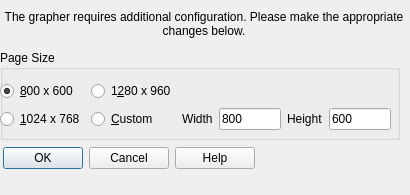
This is src/UIs/Qt-analyzer/graphdlg.ui in wayman0/CAPS-Analyzer as Qt 5 draws it before an edit. The edited form follows.
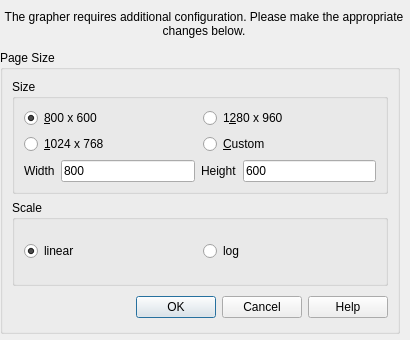
This is the edited form.

Patch:
```diff
--- a/src/UIs/Qt-analyzer/graphdlg.ui
+++ b/src/UIs/Qt-analyzer/graphdlg.ui
@@ -7,7 +7,7 @@
     <x>0</x>
     <y>0</y>
     <width>410</width>
-    <height>195</height>
+    <height>340</height>
    </rect>
   </property>
   <property name="minimumSize">
@@ -50,7 +50,7 @@
      <x>0</x>
      <y>50</y>
      <width>400</width>
-     <height>90</height>
+     <height>284</height>
     </rect>
    </property>
    <property name="minimumSize">
@@ -62,14 +62,11 @@
    <property name="title">
     <string>Page Size</string>
    </property>
-   <widget class="QWidget" name="layoutWidget">
-    <property name="geometry">
-     <rect>
-      <x>0</x>
-      <y>30</y>
-      <width>391</width>
-      <height>51</height>
-     </rect>
+   <layout class="QGridLayout" name="gridLayout_3">
+    <item row="0" column="0">
+     <widget class="QGroupBox" name="sizeGroupBox">
+      <property name="title">
+       <string>Size</string>
     </property>
     <layout class="QGridLayout" name="gridLayout">
      <item row="0" column="0">
@@ -103,7 +100,7 @@
        </property>
       </widget>
      </item>
-     <item row="1" column="2">
+       <item row="2" column="0" colspan="2">
       <layout class="QHBoxLayout" name="customSizeLayout">
        <item>
         <widget class="QLabel" name="widthLabel">
@@ -137,18 +134,34 @@
      </item>
     </layout>
    </widget>
-  </widget>
-  <widget class="QWidget" name="">
-   <property name="geometry">
-    <rect>
-     <x>3</x>
-     <y>142</y>
-     <width>391</width>
-     <height>32</height>
-    </rect>
-   </property>
-   <layout class="QHBoxLayout" name="ButtonLayout">
-    <item>
+    </item>
+    <item row="1" column="0">
+     <widget class="QGroupBox" name="scaleGroupBox">
+      <property name="title">
+       <string>Scale</string>
+      </property>
+      <layout class="QGridLayout" name="gridLayout_2">
+       <item row="0" column="0">
+        <widget class="QRadioButton" name="linearButton">
+         <property name="text">
+          <string>linear</string>
+         </property>
+         <property name="checked">
+          <bool>true</bool>
+         </property>
+        </widget>
+       </item>
+       <item row="0" column="1">
+        <widget class="QRadioButton" name="logButton">
+         <property name="text">
+          <string>log</string>
+         </property>
+        </widget>
+       </item>
+      </layout>
+     </widget>
+    </item>
+    <item row="2" column="0">
      <widget class="QDialogButtonBox" name="buttonBox">
       <property name="minimumSize">
        <size>
@@ -164,19 +177,6 @@
       </property>
      </widget>
     </item>
-    <item>
-     <spacer name="horizontalSpacer_2">
-      <property name="orientation">
-       <enum>Qt::Horizontal</enum>
-      </property>
-      <property name="sizeHint" stdset="0">
-       <size>
-        <width>68</width>
-        <height>20</height>
-       </size>
-      </property>
-     </spacer>
-    </item>
    </layout>
   </widget>
  </widget>
```
Lines whose indentation alone changed are shown as unchanged.
